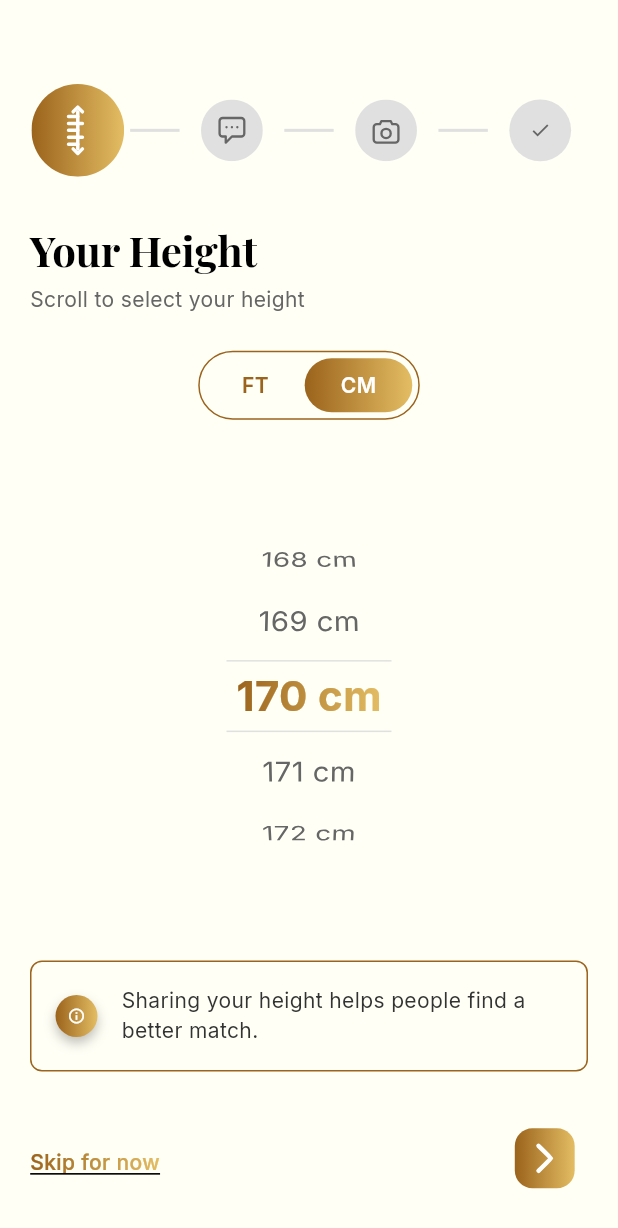
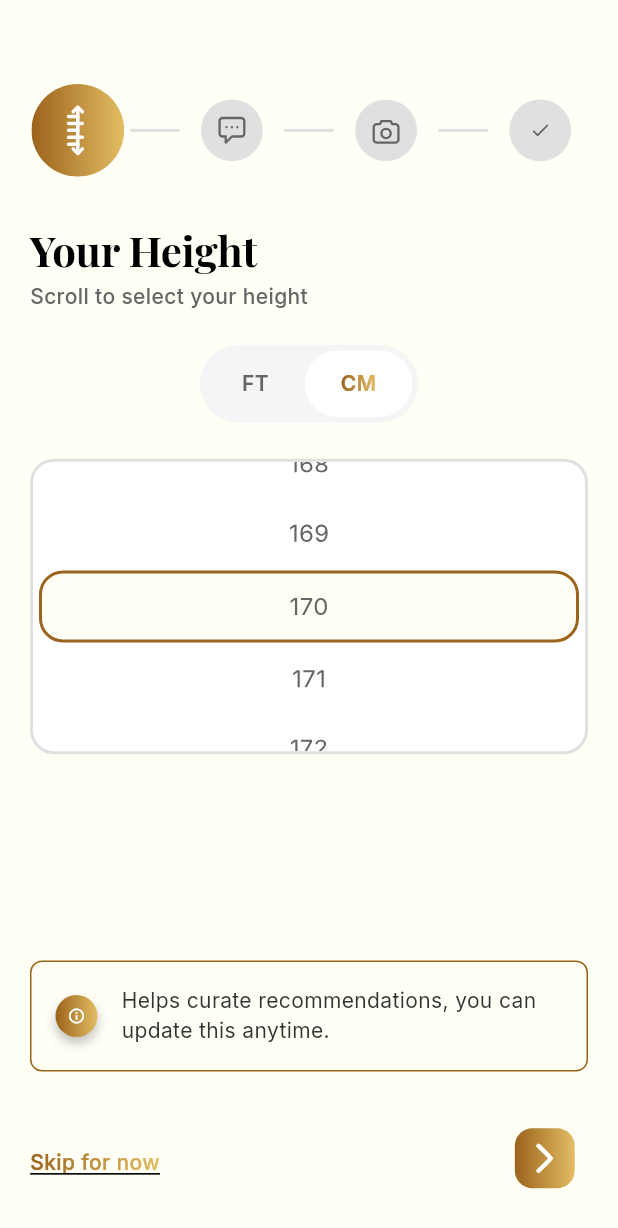
Before and after one commit to DMJ786/Elyxer_Flutter, a Flutter app: the PhotosVerificationScreen screen opened by its route, after a tap on "CM", on a phone screen of 412 x 824 dp. Shown: the top 1228 px of the screen. Run offline on Flutter 3.47's test engine with Material 3 defaults, Android fonts, the phone set to English and light mode, and no system bars; our stand-ins replace dio, flutter_form_builder, flutter_hooks, flutter_svg, form_builder_validators, freezed_annotation and 5 more; generated files the repository leaves out were written again; statements that could not run were skipped.

Commit message:
fix(module5): reconcile Height + Language screens to current Figma
Pulled fresh designs from Figma (nodes 3939:21222 and 3939:23441) and
applied the unambiguous fixes flagged in reconciliation. Two open
items deferred to designer.

Height Input
- Picker reshaped from two wheels (feet × inches) to one single wheel
  listing every value 4'0"–6'5" / 140–192 cm — matches Figma's
  Scalesection. Added _ftIndexFor / _ftFromIndex / _cmIndexFor helpers
  so storage stays in heightFeet+heightInches but the wheel uses a
  single linear index.
- Selection band restyled per Figma: cream interior, 2px brand-dark
  border, 16px radius, 48px height. Drawn in z-order with the wheel
  ON TOP so the centered item paints over the band.
- FT/CM toggle inverted: active pill is now white background with
  ShaderMask gradient text (was gradient bg + white text).
- InfoBanner copy: "Helps curate recommendations, you can update this
  anytime." (was custom marketing copy).

Language Input
- Search field stripped of prefix Icons.search and the suffix clear
  button — Figma has a plain bordered input.
- Placeholder changed to "Start Typing" (was "Search languages").
- Selected chip restyled to match Figma's LanguageSelection state=true:
  brand-gradient bg, white 12px Inter Regular text, white 12px ×
  icon. Was: gradient border + cream fill + ShaderMask text.
- InfoBanner copy: "Helps curate recommendations, you can update this
  anytime." (was custom marketing copy — same as Height).

Deferred to designer (flagged in code comments):
- Where the suggestions list lives — Figma's default state shows none.
  Always-visible list kept as placeholder UX.
- Static "You can add up to 6 languages." vs the dynamic "n / 6
  selected" counter currently shown. Counter retained for now.

Tests updated for the new picker label and helper text punctuation.
All 321 tests still green.

Co-Authored-By: Claude Opus 4.7 (1M context) <noreply@anthropic.com>

```diff
--- a/lib/screens/photos_verification/height_input_screen.dart
+++ b/lib/screens/photos_verification/height_input_screen.dart
@@ -1,5 +1,11 @@
 /// Height Input Screen (Module 5, Step 1 of 3)
-/// FT/CM toggle plus scroll-wheel picker. Skippable — handled by parent.
+/// FT/CM toggle plus a single scroll-wheel picker. Skippable — handled
+/// by the parent container.
+///
+/// Reconciled against Figma node 3939:21222 (Onboarding-for-AI):
+/// - Single wheel listing every value (4'0"–6'5" / 140–192 cm)
+/// - Cream-bordered selection band at center (per `Scalesection`)
+/// - FT/CM pill toggle: white background + gradient text on active
 library;
 
 import 'package:flutter/material.dart';
@@ -10,18 +16,33 @@ import '../../models/photos_verification_models.dart';
 import '../../providers/photos_verification_provider.dart';
 import '../../widgets/info_banner.dart';
 
-/// Picker bounds (matches Figma spec).
 const int _kFeetMin = 4;
 const int _kFeetMax = 6;
-const int _kInchesMin = 0;
-const int _kInchesMax = 11;
 const int _kCmMin = 140;
 const int _kCmMax = 192;
 
-/// Defaults shown before the user scrolls.
 const int _kDefaultFeet = 5;
 const int _kDefaultInches = 7;
 const int _kDefaultCm = 170;
+
+const double _kItemExtent = 48;
+const double _kPickerHeight = 197;
+
+/// FT picker items: 4'0", 4'1", … 6'5". 30 entries.
+int _ftIndexFor({required int feet, required int inches}) =>
+    (feet - _kFeetMin) * 12 + inches;
+
+(int feet, int inches) _ftFromIndex(int index) => (
+      _kFeetMin + (index ~/ 12),
+      index % 12,
+    );
+
+int get _ftItemCount => (_kFeetMax - _kFeetMin) * 12 + 6; // through 6'5"
+
+/// CM picker items: 140, 141, … 192. 53 entries.
+int _cmIndexFor(int cm) => cm - _kCmMin;
+int _cmFromIndex(int index) => _kCmMin + index;
+int get _cmItemCount => _kCmMax - _kCmMin + 1;
 
 class HeightInputScreen extends ConsumerStatefulWidget {
   const HeightInputScreen({super.key});
@@ -31,44 +52,42 @@ class HeightInputScreen extends ConsumerStatefulWidget {
 }
 
 class _HeightInputScreenState extends ConsumerState<HeightInputScreen> {
-  late FixedExtentScrollController _feetController;
-  late FixedExtentScrollController _inchesController;
+  late FixedExtentScrollController _ftController;
   late FixedExtentScrollController _cmController;
 
   @override
   void initState() {
     super.initState();
     final data = ref.read(photosVerificationDataProvider);
-    _feetController = FixedExtentScrollController(
-      initialItem: (data.heightFeet ?? _kDefaultFeet) - _kFeetMin,
-    );
-    _inchesController = FixedExtentScrollController(
-      initialItem: data.heightInches ?? _kDefaultInches,
+    _ftController = FixedExtentScrollController(
+      initialItem: _ftIndexFor(
+        feet: data.heightFeet ?? _kDefaultFeet,
+        inches: data.heightInches ?? _kDefaultInches,
+      ),
     );
     _cmController = FixedExtentScrollController(
-      initialItem: (data.heightCm ?? _kDefaultCm) - _kCmMin,
+      initialItem: _cmIndexFor(data.heightCm ?? _kDefaultCm),
     );
   }
 
   @override
   void dispose() {
-    _feetController.dispose();
-    _inchesController.dispose();
+    _ftController.dispose();
     _cmController.dispose();
     super.dispose();
   }
 
-  void _commitFeet() {
-    final feet = _kFeetMin + _feetController.selectedItem;
-    final inches = _inchesController.selectedItem;
+  void _commitFt(int index) {
+    final (feet, inches) = _ftFromIndex(index);
     ref
         .read(photosVerificationDataProvider.notifier)
         .setHeightFeet(feet: feet, inches: inches);
   }
 
-  void _commitCm() {
-    final cm = _kCmMin + _cmController.selectedItem;
-    ref.read(photosVerificationDataProvider.notifier).setHeightCm(cm);
+  void _commitCm(int index) {
+    ref
+        .read(photosVerificationDataProvider.notifier)
+        .setHeightCm(_cmFromIndex(index));
   }
 
   @override
@@ -93,30 +112,39 @@ class _HeightInputScreenState extends ConsumerState<HeightInputScreen> {
             style: GoogleFonts.inter(
               fontSize: 14,
               color: AppColors.interactive300,
-              height: 1.43,
+              height: 16 / 14,
+              fontWeight: FontWeight.w500,
             ),
           ),
           const SizedBox(height: AppSpacing.x6),
           Center(child: _UnitToggle(selected: unit)),
           const SizedBox(height: AppSpacing.x6),
-          Expanded(
-            child: Center(
+          Center(
+            child: _PickerWrap(
               child: unit == HeightUnit.feet
-                  ? _FeetPicker(
-                      feetController: _feetController,
-                      inchesController: _inchesController,
-                      onChanged: _commitFeet,
+                  ? _SingleWheel(
+                      key: const ValueKey('ft-wheel'),
+                      controller: _ftController,
+                      itemCount: _ftItemCount,
+                      labelBuilder: (i) {
+                        final (feet, inches) = _ftFromIndex(i);
+                        return '$feet\'$inches"';
+                      },
+                      onSelectedItemChanged: _commitFt,
                     )
-                  : _CmPicker(
+                  : _SingleWheel(
+                      key: const ValueKey('cm-wheel'),
                       controller: _cmController,
-                      onChanged: _commitCm,
+                      itemCount: _cmItemCount,
+                      labelBuilder: (i) => '${_cmFromIndex(i)}',
+                      onSelectedItemChanged: _commitCm,
                     ),
             ),
           ),
-          const SizedBox(height: AppSpacing.x4),
+          const Spacer(),
           const InfoBanner(
             message:
-                'Sharing your height helps people find a better match.',
+                'Helps curate recommendations, you can update this anytime.',
             iconStyle: InfoBannerIcon.gradientCircle,
           ),
           const SizedBox(height: AppSpacing.x4),
@@ -127,7 +155,8 @@ class _HeightInputScreenState extends ConsumerState<HeightInputScreen> {
 }
 
 // ---------------------------------------------------------------------------
-// FT / CM toggle
+// FT / CM toggle — white background + gradient text on the active pill,
+// gray-50 background + interactive-300 text on the inactive pill.
 // ---------------------------------------------------------------------------
 
 class _UnitToggle extends ConsumerWidget {
@@ -139,8 +168,8 @@ class _UnitToggle extends ConsumerWidget {
   Widget build(BuildContext context, WidgetRef ref) {
     return Container(
       decoration: BoxDecoration(
-        border: Border.all(color: AppColors.brandDark, width: 1),
-        borderRadius: BorderRadius.circular(AppRadius.round),
+        color: AppColors.interactive50,
+        borderRadius: BorderRadius.circular(32),
       ),
       padding: const EdgeInsets.all(AppSpacing.x1),
       child: Row(
@@ -179,6 +208,28 @@ class _UnitTogglePill extends StatelessWidget {
 
   @override
   Widget build(BuildContext context) {
+    final inactive = Text(
+      label,
+      style: GoogleFonts.inter(
+        fontSize: 14,
+        fontWeight: FontWeight.w600,
+        color: AppColors.interactive300,
+      ),
+    );
+    final active = ShaderMask(
+      shaderCallback: (bounds) => AppColors.brandGradient.createShader(
+        Rect.fromLTWH(0, 0, bounds.width, bounds.height),
+      ),
+      child: Text(
+        label,
+        style: GoogleFonts.inter(
+          fontSize: 14,
+          fontWeight: FontWeight.w600,
+          color: Colors.white, // shaded by ShaderMask
+        ),
+      ),
+    );
+
     return GestureDetector(
       onTap: onTap,
       child: AnimatedContainer(
@@ -186,95 +237,83 @@ class _UnitTogglePill extends StatelessWidget {
         curve: Curves.easeInOut,
         padding: const EdgeInsets.symmetric(
           horizontal: AppSpacing.x6,
-          vertical: AppSpacing.x2,
+          vertical: AppSpacing.x3,
         ),
         decoration: BoxDecoration(
-          gradient: isActive ? AppColors.brandGradient : null,
-          borderRadius: BorderRadius.circular(AppRadius.round),
+          color: isActive ? Colors.white : Colors.transparent,
+          borderRadius: BorderRadius.circular(32),
         ),
-        child: Text(
-          label,
-          style: GoogleFonts.inter(
-            fontSize: 14,
-            fontWeight: FontWeight.w600,
-            color: isActive ? Colors.white : AppColors.brandDark,
-          ),
-        ),
+        child: isActive ? active : inactive,
       ),
     );
   }
 }
 
 // ---------------------------------------------------------------------------
-// FT picker (two ListWheelScrollViews — feet + inches)
+// Picker wrap — outer rounded container that hosts the scrolling wheel,
+// with an overlaid cream-bordered selection band at center.
 // ---------------------------------------------------------------------------
 
-class _FeetPicker extends StatelessWidget {
-  final FixedExtentScrollController feetController;
-  final FixedExtentScrollController inchesController;
-  final VoidCallback onChanged;
+class _PickerWrap extends StatelessWidget {
+  final Widget child;
 
-  const _FeetPicker({
-    required this.feetController,
-    required this.inchesController,
-    required this.onChanged,
-  });
+  const _PickerWrap({required this.child});
 
   @override
   Widget build(BuildContext context) {
-    return Row(
-      mainAxisAlignment: MainAxisAlignment.center,
+    return Container(
+      width: double.infinity,
+      height: _kPickerHeight,
+      decoration: BoxDecoration(
+        color: Colors.white,
+        borderRadius: BorderRadius.circular(AppRadius.large),
+        border: Border.all(
+          color: AppColors.interactive100,
+          width: 2,
+        ),
+      ),
+      clipBehavior: Clip.hardEdge,
+      // Order matters: band underneath, wheel on top so the centered item
+      // renders ON TOP of the cream band (matching Figma's `Scalesection`).
+      child: Stack(
+        alignment: Alignment.center,
         children: [
-        _Wheel(
-          controller: feetController,
-          itemCount: _kFeetMax - _kFeetMin + 1,
-          labelBuilder: (i) => "${_kFeetMin + i}'",
-          onSelectedItemChanged: (_) => onChanged(),
+          // Selection band — cream interior, brand-dark 2px border, 48px tall.
+          Padding(
+            padding: const EdgeInsets.symmetric(horizontal: AppSpacing.x1),
+            child: Container(
+              height: _kItemExtent,
+              decoration: BoxDecoration(
+                color: AppColors.cream,
+                borderRadius: BorderRadius.circular(AppRadius.large),
+                border: Border.all(
+                  color: AppColors.brandDark,
+                  width: 2,
                 ),
-        const SizedBox(width: AppSpacing.x6),
-        _Wheel(
-          controller: inchesController,
-          itemCount: _kInchesMax - _kInchesMin + 1,
-          labelBuilder: (i) => '$i"',
-          onSelectedItemChanged: (_) => onChanged(),
               ),
+            ),
+          ),
+          // Wheel renders on top so item text overlays the band.
+          child,
         ],
+      ),
     );
   }
 }
 
 // ---------------------------------------------------------------------------
-// CM picker (single ListWheelScrollView)
+// Single-axis wheel picker. ListWheelScrollView with a flattened cylinder
+// so it reads like a vertical list rather than an iOS roller.
 // ---------------------------------------------------------------------------
 
-class _CmPicker extends StatelessWidget {
-  final FixedExtentScrollController controller;
-  final VoidCallback onChanged;
-
-  const _CmPicker({required this.controller, required this.onChanged});
-
-  @override
-  Widget build(BuildContext context) {
-    return _Wheel(
-      controller: controller,
-      itemCount: _kCmMax - _kCmMin + 1,
-      labelBuilder: (i) => '${_kCmMin + i} cm',
-      onSelectedItemChanged: (_) => onChanged(),
-    );
-  }
-}
-
-// ---------------------------------------------------------------------------
-// Reusable cylinder wheel with center-item gradient highlight
-// ---------------------------------------------------------------------------
-
-class _Wheel extends StatelessWidget {
+class _SingleWheel extends StatelessWidget {
   final FixedExtentScrollController controller;
   final int itemCount;
   final String Function(int index) labelBuilder;
   final ValueChanged<int> onSelectedItemChanged;
 
-  const _Wheel({
+  const _SingleWheel({
+    super.key,
     required this.controller,
     required this.itemCount,
     required this.labelBuilder,
@@ -283,75 +322,27 @@ class _Wheel extends StatelessWidget {
 
   @override
   Widget build(BuildContext context) {
-    const itemExtent = 48.0;
-    return SizedBox(
-      width: 110,
-      height: itemExtent * 5,
-      child: Stack(
-        alignment: Alignment.center,
-        children: [
-          // Center selection band — subtle horizontal lines bracketing the
-          // active row, mirroring iOS-style wheel pickers.
-          IgnorePointer(
-            child: Container(
-              height: itemExtent,
-              decoration: BoxDecoration(
-                border: Border(
-                  top: BorderSide(
-                    color: AppColors.interactive100,
-                    width: 1,
-                  ),
-                  bottom: BorderSide(
-                    color: AppColors.interactive100,
-                    width: 1,
-                  ),
-                ),
-              ),
-            ),
-          ),
-          ListWheelScrollView.useDelegate(
+    return ListWheelScrollView.useDelegate(
       controller: controller,
-            itemExtent: itemExtent,
+      itemExtent: _kItemExtent,
       physics: const FixedExtentScrollPhysics(),
-            diameterRatio: 1.6,
-            perspective: 0.003,
+      diameterRatio: 3.0, // larger = flatter cylinder
+      perspective: 0.001,
       onSelectedItemChanged: onSelectedItemChanged,
       childDelegate: ListWheelChildBuilderDelegate(
         childCount: itemCount,
         builder: (context, index) {
-                return AnimatedBuilder(
-                  animation: controller,
-                  builder: (context, _) {
-                    final isCenter = controller.hasClients &&
-                        controller.selectedItem == index;
-                    final label = labelBuilder(index);
-                    final textStyle = GoogleFonts.inter(
-                      fontSize: isCenter ? 28 : 20,
-                      fontWeight:
-                          isCenter ? FontWeight.w700 : FontWeight.w400,
-                      color: isCenter
-                          ? Colors.white // shaded by ShaderMask below
-                          : AppColors.interactive300,
-                    );
-                    final text = Text(label, style: textStyle);
-                    if (!isCenter) {
-                      return Center(child: text);
-                    }
           return Center(
-                      child: ShaderMask(
-                        shaderCallback: (bounds) =>
-                            AppColors.brandGradient.createShader(
-                          Rect.fromLTWH(0, 0, bounds.width, bounds.height),
+            child: Text(
+              labelBuilder(index),
+              style: GoogleFonts.inter(
+                fontSize: 16,
+                fontWeight: FontWeight.w400,
+                color: AppColors.interactive300,
               ),
-                        child: text,
             ),
           );
         },
-                );
-              },
-            ),
-          ),
-        ],
       ),
     );
   }
--- a/lib/screens/photos_verification/language_input_screen.dart
+++ b/lib/screens/photos_verification/language_input_screen.dart
@@ -1,6 +1,15 @@
 /// Language Input Screen (Module 5, Step 2 of 3)
-/// Search + filter from SupportedLanguages.all, gradient-bordered chips
-/// for selected entries, max-6 enforcement. Skippable — handled by parent.
+/// Search field, gradient chips for selections, max-6 enforcement.
+/// Skippable — handled by the parent container.
+///
+/// Reconciled against Figma node 3939:23441 (Onboarding-for-AI):
+/// - Plain search field (no prefix icon, no clear suffix), placeholder "Start Typing"
+/// - Selected chips: gradient bg + white text + white × at 12px Inter Regular
+/// - InfoBanner copy: "Helps curate recommendations, you can update this anytime."
+///
+/// Open with the designer (NOT yet reflected in this file):
+/// - Where do users see/pick languages? (always-visible list is a placeholder)
+/// - Helper text: static "You can add up to 6 languages." vs dynamic "n / 6 selected"
 library;
 
 import 'package:flutter/material.dart';
@@ -43,8 +52,7 @@ class _LanguageInputScreenState extends ConsumerState<LanguageInputScreen> {
     final selected = ref.watch(
       photosVerificationDataProvider.select((d) => d.languages),
     );
-    final notifier =
-        ref.read(photosVerificationDataProvider.notifier);
+    final notifier = ref.read(photosVerificationDataProvider.notifier);
     final atMax = selected.length >= kMaxLanguages;
     final suggestions = _filteredSuggestions(selected);
 
@@ -63,41 +71,35 @@ class _LanguageInputScreenState extends ConsumerState<LanguageInputScreen> {
             'Search and add languages',
             style: GoogleFonts.inter(
               fontSize: 14,
+              fontWeight: FontWeight.w500,
               color: AppColors.interactive300,
-              height: 1.43,
+              height: 16 / 14,
             ),
           ),
-          const SizedBox(height: AppSpacing.x5),
+          const SizedBox(height: AppSpacing.x6),
 
-          // Search field — disabled when max reached
+          // Plain search field — no prefix icon, no clear button (per Figma).
           TextField(
             controller: _searchController,
             enabled: !atMax,
             onChanged: (v) => setState(() => _query = v),
+            style: GoogleFonts.inter(
+              fontSize: 16,
+              color: AppColors.interactive500,
+            ),
             decoration: InputDecoration(
-              hintText: atMax
-                  ? "You've reached the limit"
-                  : 'Search languages',
-              prefixIcon: const Icon(
-                Icons.search,
+              hintText: atMax ? "You've reached the limit" : 'Start Typing',
+              hintStyle: GoogleFonts.inter(
+                fontSize: 16,
                 color: AppColors.interactive300,
+                height: 16 / 16,
               ),
-              suffixIcon: _query.isNotEmpty
-                  ? IconButton(
-                      icon: const Icon(Icons.close,
-                          color: AppColors.interactive300),
-                      onPressed: () {
-                        _searchController.clear();
-                        setState(() => _query = '');
-                      },
-                    )
-                  : null,
             ),
           ),
           const SizedBox(height: AppSpacing.x3),
 
           // Selected chips
-          if (selected.isNotEmpty)
+          if (selected.isNotEmpty) ...[
             Wrap(
               spacing: AppSpacing.x2,
               runSpacing: AppSpacing.x2,
@@ -109,24 +111,30 @@ class _LanguageInputScreenState extends ConsumerState<LanguageInputScreen> {
                   ),
               ],
             ),
-          if (selected.isNotEmpty)
             const SizedBox(height: AppSpacing.x3),
+          ],
 
-          // Helper text
+          // Helper text — DRIFT FLAGGED: dynamic counter vs Figma's static copy
+          // pending designer reply. Keeping dynamic for now since it's strictly
+          // more informative; will revert to static if designer prefers.
           Text(
             atMax
-                ? 'You can add up to $kMaxLanguages languages'
+                ? 'You can add up to $kMaxLanguages languages.'
                 : '${selected.length} / $kMaxLanguages selected',
             style: GoogleFonts.inter(
-              fontSize: 12,
-              color: atMax
-                  ? AppColors.brandDark
-                  : AppColors.interactive300,
+              fontSize: 14,
+              fontWeight: FontWeight.w500,
+              color:
+                  atMax ? AppColors.brandDark : AppColors.interactive300,
+              height: 16 / 14,
             ),
           ),
           const SizedBox(height: AppSpacing.x3),
 
-          // Suggestions
+          // Suggestions — PLACEHOLDER UX pending designer reply.
+          // Figma's default state shows no list. Three open possibilities:
+          // (a) list appears below search after typing, (b) separate sheet,
+          // (c) not yet designed. Always-visible list is the safe placeholder.
           Expanded(
             child: suggestions.isEmpty
                 ? const _EmptySuggestionState()
@@ -180,7 +188,7 @@ class _LanguageInputScreenState extends ConsumerState<LanguageInputScreen> {
           const SizedBox(height: AppSpacing.x3),
           const InfoBanner(
             message:
-                'Languages help us suggest matches who speak your language.',
+                'Helps curate recommendations, you can update this anytime.',
             iconStyle: InfoBannerIcon.gradientCircle,
           ),
           const SizedBox(height: AppSpacing.x4),
@@ -191,7 +199,8 @@ class _LanguageInputScreenState extends ConsumerState<LanguageInputScreen> {
 }
 
 // ---------------------------------------------------------------------------
-// Selected language chip — gradient border + × delete
+// Selected language chip — matches Figma `LanguageSelection` (state=true):
+// brand gradient bg, white 12px Inter Regular text, white 12px × icon.
 // ---------------------------------------------------------------------------
 
 class _SelectedLanguageChip extends StatelessWidget {
@@ -208,56 +217,36 @@ class _SelectedLanguageChip extends StatelessWidget {
     return Container(
       decoration: BoxDecoration(
         gradient: AppColors.brandGradient,
-        borderRadius: BorderRadius.circular(AppRadius.round),
+        borderRadius: BorderRadius.circular(16),
+        border: Border.all(color: AppColors.brandDark, width: 1),
       ),
-      padding: const EdgeInsets.all(1),
-      child: Container(
-        decoration: BoxDecoration(
-          color: AppColors.cream,
-          borderRadius: BorderRadius.circular(AppRadius.round),
-        ),
-        padding: const EdgeInsets.fromLTRB(
-          AppSpacing.x4,
-          AppSpacing.x2,
-          AppSpacing.x2,
-          AppSpacing.x2,
+      padding: const EdgeInsets.symmetric(
+        horizontal: AppSpacing.x4,
+        vertical: 6,
       ),
       child: Row(
         mainAxisSize: MainAxisSize.min,
         children: [
-            ShaderMask(
-              shaderCallback: (bounds) =>
-                  AppColors.brandGradient.createShader(
-                Rect.fromLTWH(0, 0, bounds.width, bounds.height),
-              ),
-              child: Text(
+          Text(
             label,
             style: GoogleFonts.inter(
-                  fontSize: 14,
-                  fontWeight: FontWeight.w600,
+              fontSize: 12,
+              fontWeight: FontWeight.w400,
               color: Colors.white,
-                ),
+              height: 16 / 12,
             ),
           ),
           const SizedBox(width: AppSpacing.x2),
           GestureDetector(
             onTap: onRemove,
-              child: Container(
-                width: 20,
-                height: 20,
-                decoration: const BoxDecoration(
-                  gradient: AppColors.brandGradient,
-                  shape: BoxShape.circle,
-                ),
+            behavior: HitTestBehavior.opaque,
             child: const Icon(
               Icons.close,
-                  size: 14,
+              size: 12,
               color: Colors.white,
             ),
           ),
-            ),
         ],
-        ),
       ),
     );
   }
```
Also changed, not shown: 2 other files. Lines whose indentation alone changed are shown as unchanged.
